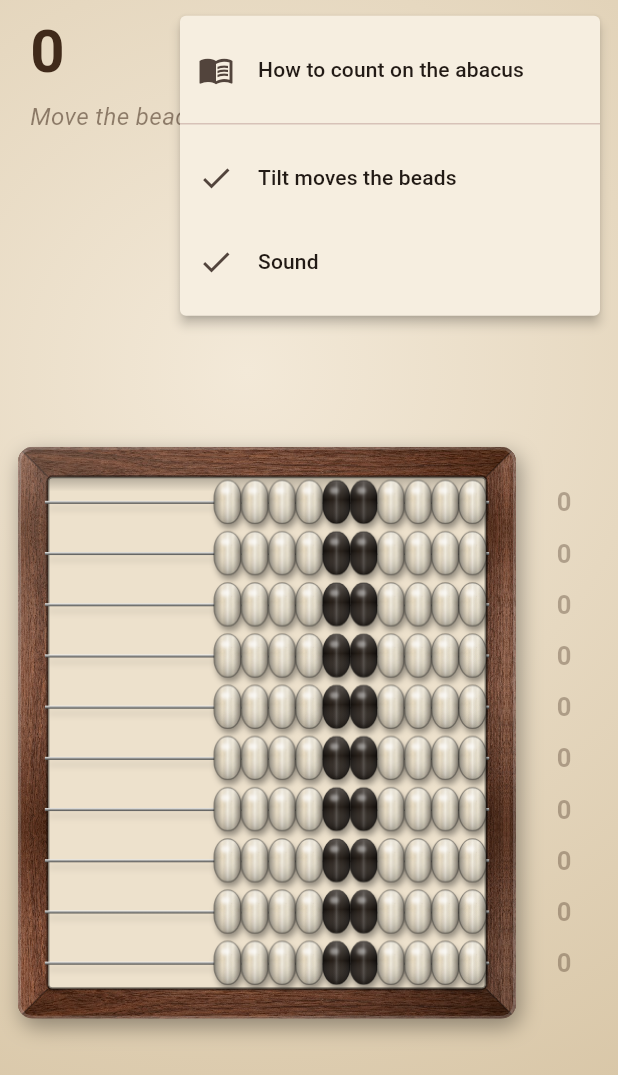
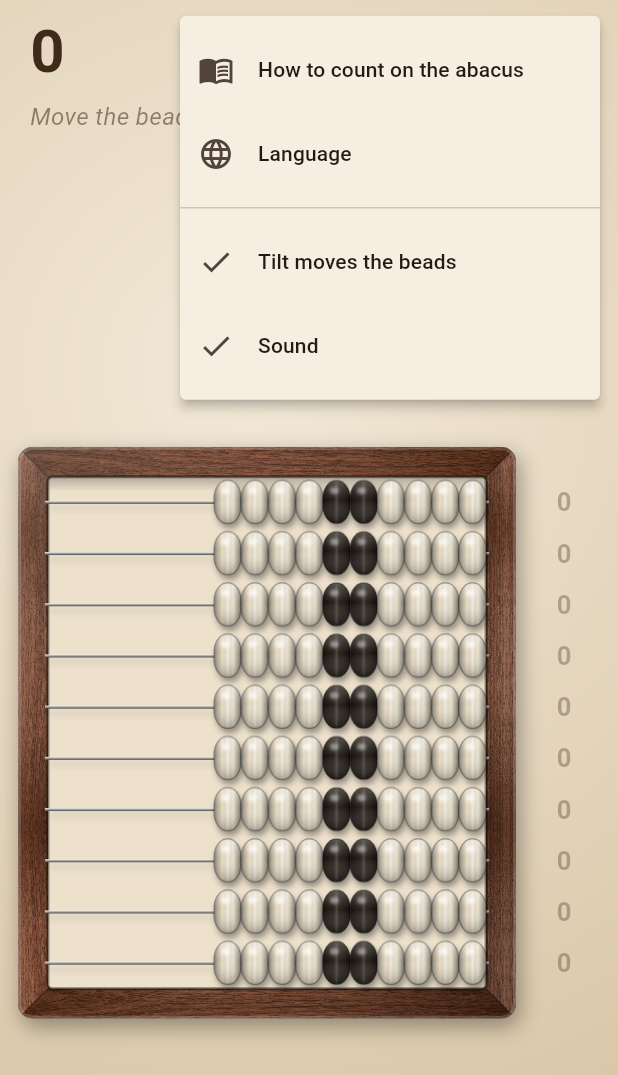
Before and after one commit to mgubko/GoAbacUs, a Flutter app: the screen it shows after launch, after a tap on the "more vert" icon, on a phone screen of 412 x 824 dp. Shown: the top 1075 px of the screen. Run offline on Flutter 3.47's test engine with Material 3 defaults, Android fonts, the phone set to English and light mode, and no system bars; our stand-ins replace audioplayers, sensors_plus, shared_preferences, vibration.

Commit message:
Language picker; back from a tutorial example to the same page
- "⋮" menu and the tutorial's top bar get a language choice: as on the
  device, Русский, English, Deutsch, Français, Español. The choice switches
  the app at once and is kept between launches (shared_preferences).
- An example shown from the tutorial has a book button next to it that
  clears the abacus and reopens the tutorial on the page it came from. The
  back arrow also keeps the page; "Got it" on the last page starts over.
- The step caption scales down instead of being cut, so the formula at its
  end stays readable next to the extra button.

Co-Authored-By: Claude Opus 5.5 <noreply@anthropic.com>
Claude-Session: https://claude.ai/code/session_0188BuK9UF4QsfXYm7avaRMP

```diff
--- a/lib/l10n/app_de.arb
+++ b/lib/l10n/app_de.arb
@@ -83,5 +83,8 @@
   "tutTryTitle": "Jetzt du",
   "tutTryBody": "Tippe auf den Taschenrechner und gib ein eigenes Beispiel ein: Der Abakus rechnet es vor und erklärt darunter jeden Schritt nach diesen Regeln.\n\nUnter Aufgaben rechnest du selbst.",
   "menuTilt": "Neigen bewegt die Perlen",
-  "menuSound": "Ton"
+  "menuSound": "Ton",
+  "menuLanguage": "Sprache",
+  "languageSystem": "Wie auf dem Gerät",
+  "backToTutorial": "Zurück zur Anleitung"
 }
--- a/lib/l10n/app_en.arb
+++ b/lib/l10n/app_en.arb
@@ -232,5 +232,8 @@
   "tutTryTitle": "Your turn",
   "tutTryBody": "Tap the calculator and type your own example: the abacus will solve it and explain every step below by these rules.\n\nIn Exercises you solve examples yourself.",
   "menuTilt": "Tilt moves the beads",
-  "menuSound": "Sound"
+  "menuSound": "Sound",
+  "menuLanguage": "Language",
+  "languageSystem": "As on the device",
+  "backToTutorial": "Back to the tutorial"
 }
--- a/lib/l10n/app_es.arb
+++ b/lib/l10n/app_es.arb
@@ -83,5 +83,8 @@
   "tutTryTitle": "Ahora tú",
   "tutTryBody": "Toca la calculadora y escribe tu propio ejemplo: el ábaco lo resuelve y debajo explica cada paso con estas reglas.\n\nEn Ejercicios resuelves tú los ejemplos.",
   "menuTilt": "Inclinar mueve las cuentas",
-  "menuSound": "Sonido"
+  "menuSound": "Sonido",
+  "menuLanguage": "Idioma",
+  "languageSystem": "Como en el dispositivo",
+  "backToTutorial": "Volver al tutorial"
 }
--- a/lib/l10n/app_fr.arb
+++ b/lib/l10n/app_fr.arb
@@ -83,5 +83,8 @@
   "tutTryTitle": "À toi",
   "tutTryBody": "Touche la calculatrice et tape ton propre exemple : le boulier le résout et explique chaque étape en dessous avec ces règles.\n\nDans Exercices, c’est toi qui calcules.",
   "menuTilt": "L’inclinaison bouge les boules",
-  "menuSound": "Son"
+  "menuSound": "Son",
+  "menuLanguage": "Langue",
+  "languageSystem": "Comme sur l’appareil",
+  "backToTutorial": "Retour au tutoriel"
 }
--- a/lib/l10n/app_localizations.dart
+++ b/lib/l10n/app_localizations.dart
@@ -607,6 +607,24 @@ abstract class AppLocalizations {
   /// In en, this message translates to:
   /// **'Sound'**
   String get menuSound;
+
+  /// No description provided for @menuLanguage.
+  ///
+  /// In en, this message translates to:
+  /// **'Language'**
+  String get menuLanguage;
+
+  /// No description provided for @languageSystem.
+  ///
+  /// In en, this message translates to:
+  /// **'As on the device'**
+  String get languageSystem;
+
+  /// No description provided for @backToTutorial.
+  ///
+  /// In en, this message translates to:
+  /// **'Back to the tutorial'**
+  String get backToTutorial;
 }
 
 class _AppLocalizationsDelegate
--- a/lib/l10n/app_ru.arb
+++ b/lib/l10n/app_ru.arb
@@ -83,5 +83,8 @@
   "tutTryTitle": "Попробуй сам",
   "tutTryBody": "Нажми на калькулятор и введи свой пример: счёты покажут решение и под ним объяснят каждый шаг по этим правилам.\n\nА в «Заданиях» решай примеры сам.",
   "menuTilt": "Наклон двигает костяшки",
-  "menuSound": "Звук"
+  "menuSound": "Звук",
+  "menuLanguage": "Язык",
+  "languageSystem": "Как в системе",
+  "backToTutorial": "Вернуться к обучению"
 }
--- a/lib/main.dart
+++ b/lib/main.dart
@@ -7,10 +7,12 @@ import 'l10n/app_localizations.dart';
 import 'ui/abacus_view.dart';
 import 'ui/example_panel.dart';
 import 'ui/exercise_ui.dart';
+import 'ui/language.dart';
 import 'ui/tutorial.dart';
 
-void main() {
+Future<void> main() async {
   WidgetsFlutterBinding.ensureInitialized();
+  await loadLocale();
   SystemChrome.setPreferredOrientations([
     DeviceOrientation.portraitUp,
     DeviceOrientation.portraitDown,
@@ -24,7 +26,15 @@ class GoAbacusApp extends StatelessWidget {
 
   @override
   Widget build(BuildContext context) {
+    return ValueListenableBuilder<Locale?>(
+      valueListenable: appLocale,
+      builder: (context, locale, _) => _app(locale),
+    );
+  }
+
+  Widget _app(Locale? locale) {
     return MaterialApp(
+      locale: locale,
       onGenerateTitle: (context) => AppLocalizations.of(context).appTitle,
       debugShowCheckedModeBanner: false,
       localizationsDelegates: AppLocalizations.localizationsDelegates,
@@ -81,13 +91,32 @@ class _AbacusScreenState extends State<AbacusScreen> {
     if (e != null) _controller.play(e);
   }
 
+  /// The tutorial page to come back to, and the example it sent us to show.
+  var _tutorialPage = 0;
+  Example? _tutorialExample;
+
+  Future<void> _openTutorial() async {
+    if (_tutorialExample != null) {
+      // Back from the tutorial's example: an empty abacus for the next one.
+      _controller.clear();
+      _tutorialExample = null;
+    }
+    final r = await showTutorial(context, page: _tutorialPage);
+    if (!mounted) return;
+    _tutorialPage = r?.page ?? 0;
+    final e = r?.example;
+    if (e == null) return;
+    _tutorialExample = e;
+    _controller.stopExercises();
+    _controller.play(e);
+  }
+
   Future<void> _menu(_MenuItem item) async {
     switch (item) {
       case _MenuItem.tutorial:
-        final e = await showTutorial(context);
-        if (e == null) return;
-        _controller.stopExercises();
-        _controller.play(e);
+        await _openTutorial();
+      case _MenuItem.language:
+        await showLanguagePicker(context);
       case _MenuItem.tilt:
         setState(() => _controller.tiltEnabled = !_controller.tiltEnabled);
       case _MenuItem.sound:
@@ -172,6 +201,13 @@ class _AbacusScreenState extends State<AbacusScreen> {
                             title: Text(t.menuTutorial),
                           ),
                         ),
+                        PopupMenuItem(
+                          value: _MenuItem.language,
+                          child: ListTile(
+                            leading: const Icon(Icons.language),
+                            title: Text(t.menuLanguage),
+                          ),
+                        ),
                         const PopupMenuDivider(),
                         CheckedPopupMenuItem(
                           value: _MenuItem.tilt,
@@ -193,7 +229,18 @@ class _AbacusScreenState extends State<AbacusScreen> {
                 builder: (context, _, _) =>
                     _controller.exercise != null && _controller.player == null
                     ? ExercisePanel(controller: _controller)
-                    : ExamplePanel(controller: _controller),
+                    : ExamplePanel(
+                        controller: _controller,
+                        // Shown while the example came from the tutorial.
+                        onBackToTutorial:
+                            _tutorialExample != null &&
+                                identical(
+                                  _controller.player?.example,
+                                  _tutorialExample,
+                                )
+                            ? _openTutorial
+                            : null,
+                      ),
               ),
               Expanded(
                 child: Stack(
@@ -212,4 +259,4 @@ class _AbacusScreenState extends State<AbacusScreen> {
   }
 }
 
-enum _MenuItem { tutorial, tilt, sound }
+enum _MenuItem { tutorial, language, tilt, sound }
--- a/lib/ui/example_panel.dart
+++ b/lib/ui/example_panel.dart
@@ -45,8 +45,16 @@ String moveNote(AppLocalizations t, DigitStep step, int i) {
 /// The strip under the number: what was written down from the child's
 /// moves, or the example being shown with a caption for every digit.
 class ExamplePanel extends StatelessWidget {
-  const ExamplePanel({super.key, required this.controller});
+  const ExamplePanel({
+    super.key,
+    required this.controller,
+    this.onBackToTutorial,
+  });
   final AbacusController controller;
+
+  /// When set, a button leads back to the tutorial page the example came
+  /// from.
+  final VoidCallback? onBackToTutorial;
 
   @override
   Widget build(BuildContext context) {
@@ -152,7 +160,18 @@ class ExamplePanel extends StatelessWidget {
                       style: const TextStyle(fontSize: 15, color: _ink),
                       maxLines: 1,
                       overflow: TextOverflow.ellipsis,
-                      child: SizedBox(height: 20, child: caption),
+                      // Scaled down rather than cut: the formula at its end
+                      // is what matters.
+                      child: SizedBox(
+                        height: 20,
+                        child: caption == null
+                            ? null
+                            : FittedBox(
+                                fit: BoxFit.scaleDown,
+                                alignment: Alignment.centerLeft,
+                                child: caption,
+                              ),
+                      ),
                     ),
                     DefaultTextStyle.merge(
                       style: TextStyle(
@@ -166,6 +185,12 @@ class ExamplePanel extends StatelessWidget {
                   ],
                 ),
               ),
+              if (onBackToTutorial != null)
+                _button(
+                  Icons.menu_book_outlined,
+                  t.backToTutorial,
+                  onBackToTutorial!,
+                ),
               ?button,
             ],
           ),
--- a/pubspec.yaml
+++ b/pubspec.yaml
@@ -40,6 +40,7 @@ dependencies:
   flutter_localizations:
     sdk: flutter
   vibration: ^3.1.8
+  shared_preferences: ^2.5.5
 
 dev_dependencies:
   flutter_test:
```
Also changed, not shown: lib/l10n/app_localizations_de.dart (+9 -0 lines), lib/l10n/app_localizations_en.dart (+9 -0 lines), lib/l10n/app_localizations_es.dart (+9 -0 lines), lib/l10n/app_localizations_fr.dart (+9 -0 lines), lib/l10n/app_localizations_ru.dart (+9 -0 lines), lib/ui/language.dart (added, +89 -0 lines), lib/ui/tutorial.dart (+38 -13 lines), pubspec.lock, 1 other file.
